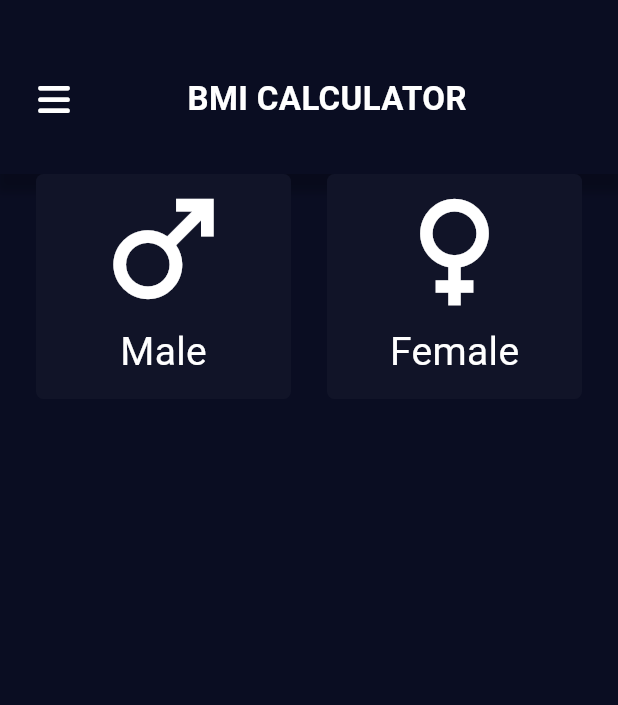
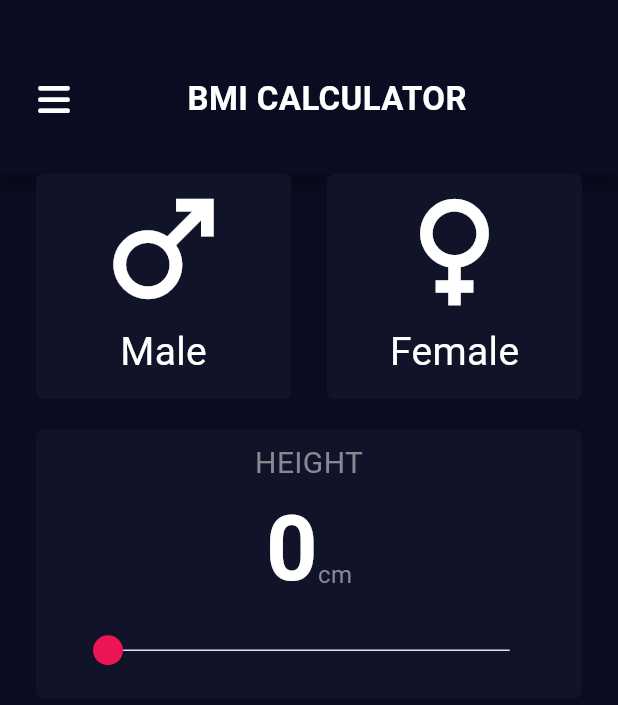
Before and after one commit to Youssef-Mustafa/Bmi-Calculator-Using-Flutter, a Flutter app: the screen it shows after launch, on a phone screen of 412 x 824 dp. Shown: the top 705 px of the screen. Run offline on Flutter 3.47's test engine with Material 3 defaults, Android fonts, the phone set to English and light mode, and no system bars; our stand-ins replace font_awesome_flutter.

Commit message:
finish height box

```diff
--- a/lib/views/home_view.dart
+++ b/lib/views/home_view.dart
@@ -1,4 +1,5 @@
 import 'package:bmi_calculator/widgets/boxes/gender_box.dart';
+import 'package:bmi_calculator/widgets/boxes/height_box.dart';
 import 'package:bmi_calculator/widgets/custom_app_bar.dart';
 import 'package:flutter/material.dart';
 
@@ -28,6 +29,13 @@ class HomeView extends StatelessWidget {
               ],
             ),
           ),
+          SizedBox(
+            height: 20,
+          ),
+          Padding(
+            padding: EdgeInsets.symmetric(horizontal: 24.0),
+            child: HeightBox(),
+          )
         ],
       ),
     );
--- /dev/null
+++ b/lib/widgets/boxes/height_box.dart
@@ -0,0 +1,63 @@
+import 'package:bmi_calculator/constant.dart';
+import 'package:bmi_calculator/widgets/helper/height_row_details.dart';
+import 'package:flutter/material.dart';
+
+class HeightBox extends StatefulWidget {
+  const HeightBox({super.key});
+
+  @override
+  State<HeightBox> createState() => _HeightBoxState();
+}
+
+class _HeightBoxState extends State<HeightBox> {
+  double value = 0;
+  @override
+  Widget build(BuildContext context) {
+    return Container(
+      width: double.infinity,
+      height: 180,
+      decoration: BoxDecoration(
+          color: kSecondaryColor, borderRadius: BorderRadius.circular(6)),
+      child: Column(
+        mainAxisAlignment: MainAxisAlignment.center,
+        children: [
+          const Text(
+            'HEIGHT',
+            style: TextStyle(
+              color: kTextPrimaryColor,
+              fontSize: 20,
+            ),
+          ),
+          HeightRowDetails(value: value),
+          Padding(
+            padding: const EdgeInsets.symmetric(horizontal: 24.0),
+            child: sliderThemeData(context),
+          )
+        ],
+      ),
+    );
+  }
+
+  SliderTheme sliderThemeData(BuildContext context) {
+    return SliderTheme(
+      data: SliderTheme.of(context).copyWith(
+          activeTrackColor: kTextSecondaryColor,
+          thumbColor: kButtonsColor,
+          trackHeight: 1,
+          overlayColor: kButtonsColor.withAlpha(32)),
+      child: sliderValue(),
+    );
+  }
+
+  Slider sliderValue() {
+    return Slider(
+        value: value,
+        min: 0,
+        max: 250,
+        onChanged: (newValue) {
+          setState(() {
+            value = newValue;
+          });
+        });
+  }
+}
--- /dev/null
+++ b/lib/widgets/helper/height_row_details.dart
@@ -0,0 +1,45 @@
+import 'package:bmi_calculator/constant.dart';
+import 'package:flutter/material.dart';
+
+class HeightRowDetails extends StatelessWidget {
+  const HeightRowDetails({
+    super.key,
+    required this.value,
+  });
+
+  final double value;
+
+  @override
+  Widget build(BuildContext context) {
+    return Row(
+      mainAxisAlignment: MainAxisAlignment.center,
+      crossAxisAlignment: CrossAxisAlignment.end, // Align bottom of row
+
+      children: [
+        Text(
+          '${value.round()}',
+          style: const TextStyle(
+            color: kTextSecondaryColor,
+            fontSize: 60,
+            fontWeight: FontWeight.bold,
+          ),
+        ),
+        const Column(
+          mainAxisSize: MainAxisSize.min,
+          children: [
+            Padding(
+              padding: EdgeInsets.only(bottom: 15.0),
+              child: Text(
+                'cm',
+                style: TextStyle(
+                  color: kTextPrimaryColor,
+                  fontSize: 16, // Adjust font size if needed
+                ),
+              ),
+            ),
+          ],
+        ),
+      ],
+    );
+  }
+}
```
Also changed, not shown: 1 other file.
